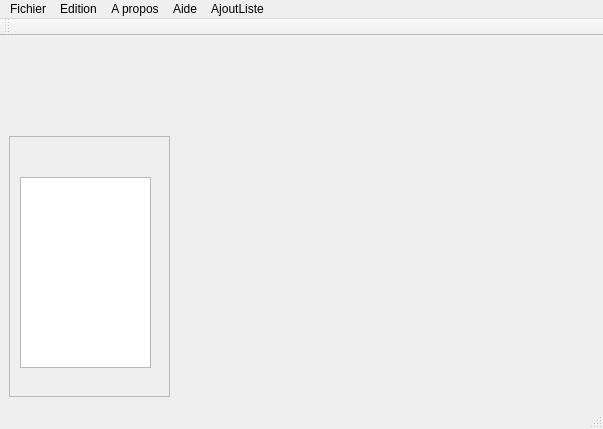
Simobain/MotDit, file ProjetPriseDeNote/mainwindow.ui: the form before one commit.
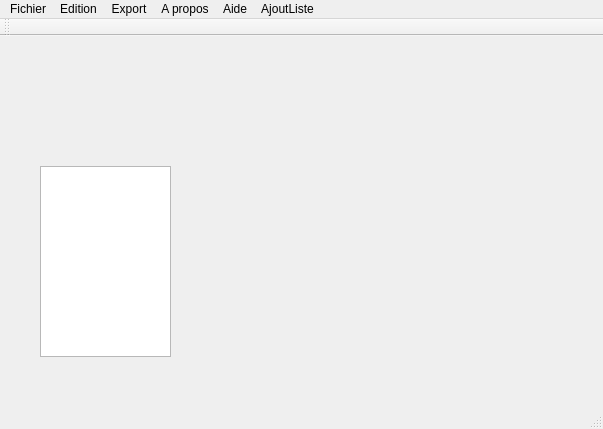
The form after the commit.

The edit to the form file:
```diff
--- a/ProjetPriseDeNote/mainwindow.ui
+++ b/ProjetPriseDeNote/mainwindow.ui
@@ -14,38 +14,15 @@
    <string>MainWindow</string>
   </property>
   <widget class="QWidget" name="centralWidget">
-   <widget class="QScrollArea" name="scrollArea">
+   <widget class="QListView" name="listView">
     <property name="geometry">
      <rect>
-      <x>9</x>
-      <y>100</y>
-      <width>161</width>
-      <height>261</height>
+      <x>40</x>
+      <y>130</y>
+      <width>131</width>
+      <height>191</height>
      </rect>
     </property>
-    <property name="widgetResizable">
-     <bool>true</bool>
-    </property>
-    <widget class="QWidget" name="scrollAreaWidgetContents">
-     <property name="geometry">
-      <rect>
-       <x>0</x>
-       <y>0</y>
-       <width>159</width>
-       <height>259</height>
-      </rect>
-     </property>
-     <widget class="QListView" name="listView">
-      <property name="geometry">
-       <rect>
-        <x>10</x>
-        <y>40</y>
-        <width>131</width>
-        <height>191</height>
-       </rect>
-      </property>
-     </widget>
-    </widget>
    </widget>
   </widget>
   <widget class="QMenuBar" name="menuBar">
@@ -115,8 +92,17 @@
     </property>
     <addaction name="actionAdd"/>
    </widget>
+   <widget class="QMenu" name="menuExport">
+    <property name="title">
+     <string>Export</string>
+    </property>
+    <addaction name="actionTexte"/>
+    <addaction name="actionHTML_2"/>
+    <addaction name="actionLaTex"/>
+   </widget>
    <addaction name="menuFichier"/>
    <addaction name="menuEdition"/>
+   <addaction name="menuExport"/>
    <addaction name="menuA_propos"/>
    <addaction name="menuAide"/>
    <addaction name="menuAjoutListe"/>
```
Left out of the diff: 15 changed lines with no effect on the pictures.
